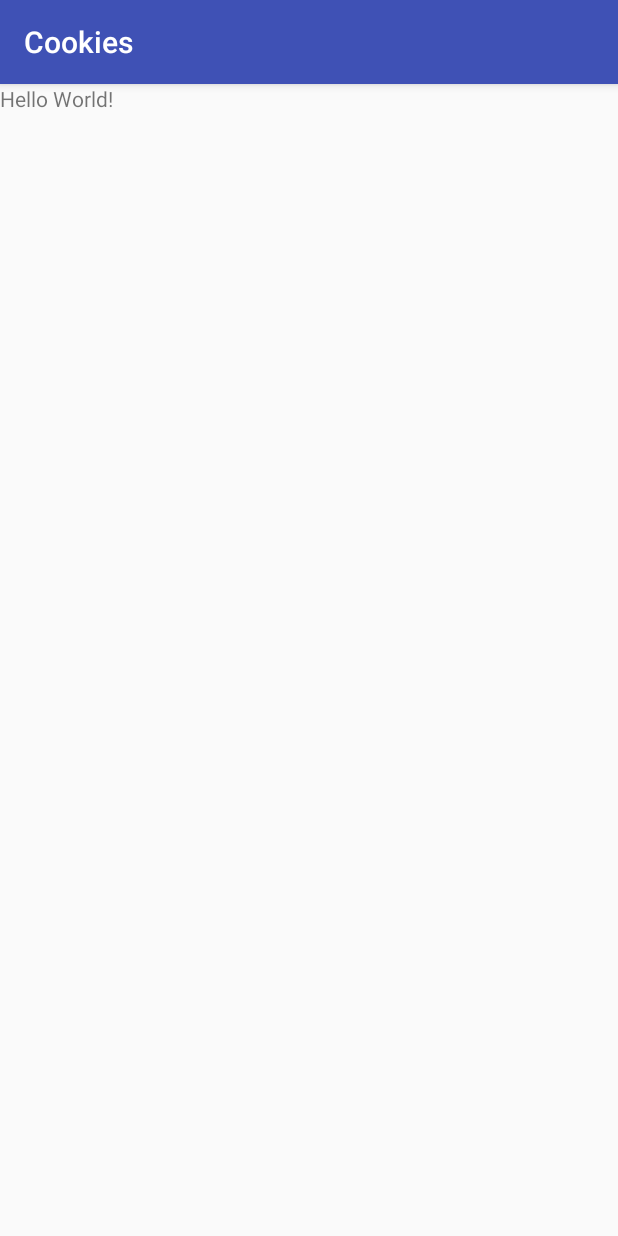
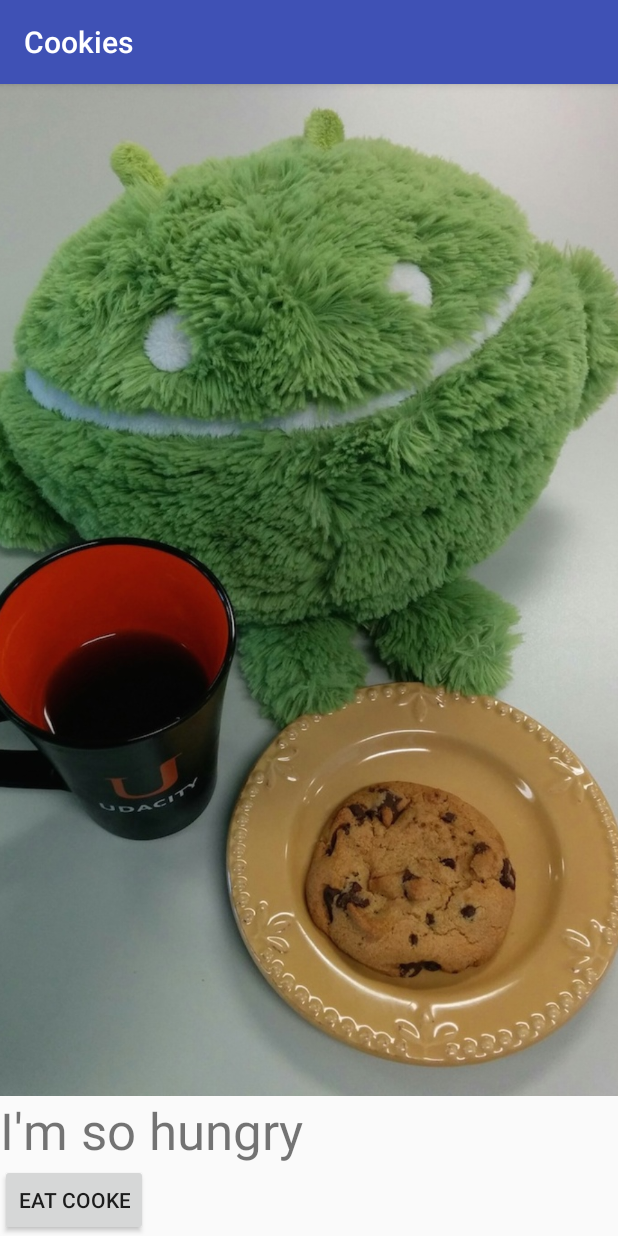
Before and after one commit to java11a/Cookies, an Android app: the screen it shows after launch (MainActivity), on a phone screen of 412 x 824 dp. Run offline under Robolectric (Android 15) with nearby library versions, the phone set to English and light mode, and no system bars.

Commit message:
030_Fill_The_Layout_By_Views(ImageView_TextView_Button)

```diff
--- a/app/src/main/res/layout/activity_main.xml
+++ b/app/src/main/res/layout/activity_main.xml
@@ -7,8 +7,21 @@
     android:orientation="vertical"
     tools:context="com.yasam.cookies.MainActivity">
 
+    <ImageView
+        android:layout_width="match_parent"
+        android:layout_height="0dp"
+        android:layout_weight="1"
+        android:src="@drawable/before_cookie"
+        android:scaleType="centerCrop"/>
+
     <TextView
         android:layout_width="wrap_content"
         android:layout_height="wrap_content"
-        android:text="Hello World!" />
+        android:text="@string/before_cookie"
+        android:textSize="34sp"/>
+
+    <Button
+        android:layout_width="wrap_content"
+        android:layout_height="wrap_content"
+        android:text="Eat Cooke"/>
 </LinearLayout>
```
